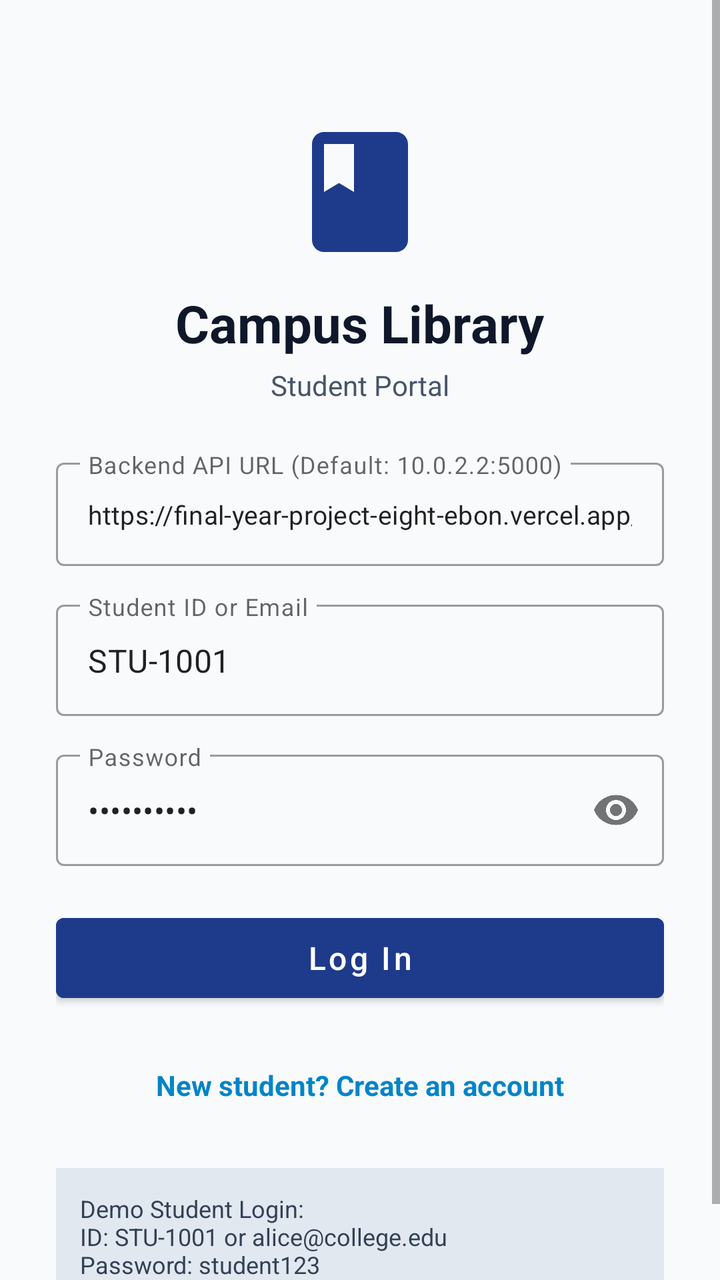
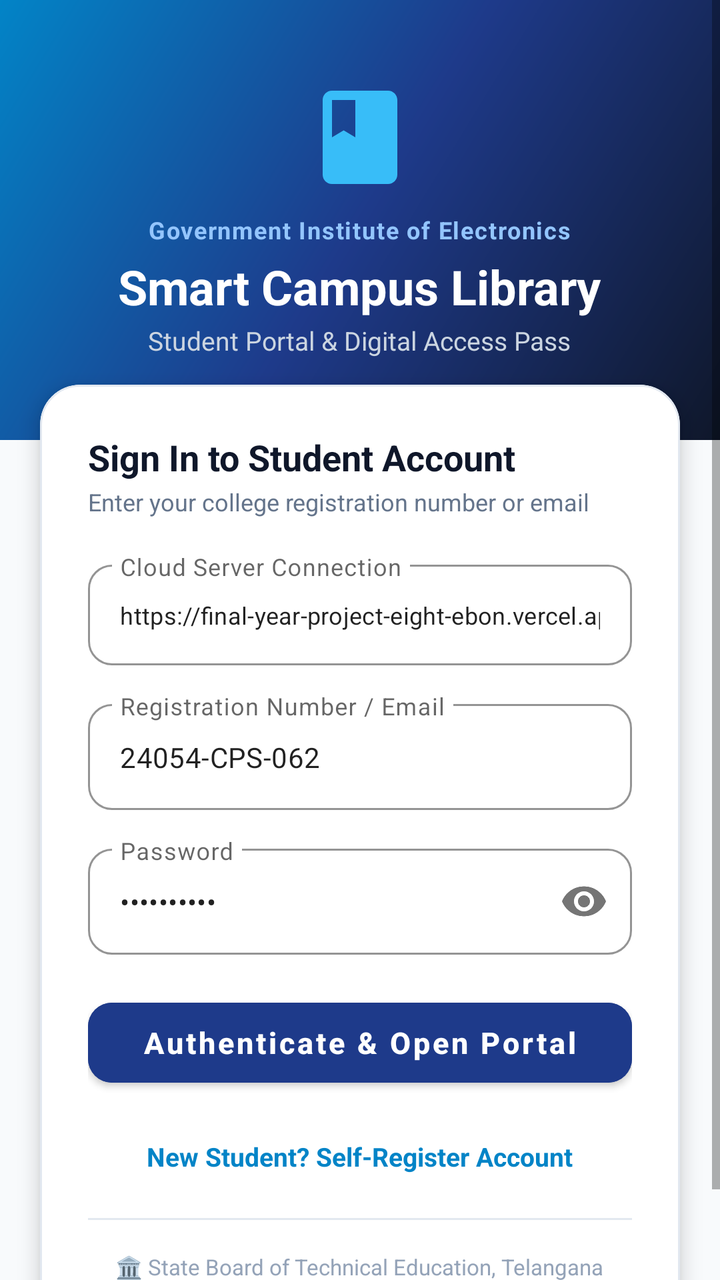

Two renders of the same Android screen: before a commit and after it. Below are the layout's source before the change and the commit's diff.
<!-- AndroidManifest.xml: application theme Theme.StudentLibraryApp -->
<!-- res/layout/activity_login.xml -->
<?xml version="1.0" encoding="utf-8"?>
<ScrollView xmlns:android="http://schemas.android.com/apk/res/android"
    xmlns:app="http://schemas.android.com/apk/res-auto"
    android:layout_width="match_parent"
    android:layout_height="match_parent"
    android:fillViewport="true"
    android:background="@color/gray_50">

    <LinearLayout
        android:layout_width="match_parent"
        android:layout_height="wrap_content"
        android:orientation="vertical"
        android:padding="28dp"
        android:gravity="center_horizontal">

        <ImageView
            android:layout_width="72dp"
            android:layout_height="72dp"
            android:layout_marginTop="32dp"
            android:src="@drawable/ic_book"
            app:tint="@color/primary"
            android:contentDescription="@string/app_name" />

        <TextView
            android:layout_width="wrap_content"
            android:layout_height="wrap_content"
            android:layout_marginTop="12dp"
            android:text="@string/app_name"
            android:textColor="@color/gray_900"
            android:textSize="26sp"
            android:textStyle="bold" />

        <TextView
            android:layout_width="wrap_content"
            android:layout_height="wrap_content"
            android:layout_marginTop="4dp"
            android:text="@string/student_portal"
            android:textColor="@color/gray_600"
            android:textSize="14sp" />

        
        <com.google.android.material.textfield.TextInputLayout
            android:id="@+id/tilServerUrl"
            style="@style/Widget.MaterialComponents.TextInputLayout.OutlinedBox"
            android:layout_width="match_parent"
            android:layout_height="wrap_content"
            android:layout_marginTop="24dp"
            android:hint="Backend API URL (Default: 10.0.2.2:5000)">

            <com.google.android.material.textfield.TextInputEditText
                android:id="@+id/etServerUrl"
                android:layout_width="match_parent"
                android:layout_height="wrap_content"
                android:text="https://final-year-project-eight-ebon.vercel.app/"
                android:textSize="13sp"
                android:inputType="textUri" />
        </com.google.android.material.textfield.TextInputLayout>

        <com.google.android.material.textfield.TextInputLayout
            android:id="@+id/tilIdentifier"
            style="@style/Widget.MaterialComponents.TextInputLayout.OutlinedBox"
            android:layout_width="match_parent"
            android:layout_height="wrap_content"
            android:layout_marginTop="14dp"
            android:hint="@string/email_or_student_id">

            <com.google.android.material.textfield.TextInputEditText
                android:id="@+id/etIdentifier"
                android:layout_width="match_parent"
                android:layout_height="wrap_content"
                android:text="STU-1001"
                android:inputType="textEmailAddress" />
        </com.google.android.material.textfield.TextInputLayout>

        <com.google.android.material.textfield.TextInputLayout
            android:id="@+id/tilPassword"
            style="@style/Widget.MaterialComponents.TextInputLayout.OutlinedBox"
            android:layout_width="match_parent"
            android:layout_height="wrap_content"
            android:layout_marginTop="14dp"
            android:hint="@string/password"
            app:passwordToggleEnabled="true">

            <com.google.android.material.textfield.TextInputEditText
                android:id="@+id/etPassword"
                android:layout_width="match_parent"
                android:layout_height="wrap_content"
                android:text="student123"
                android:inputType="textPassword" />
        </com.google.android.material.textfield.TextInputLayout>

        <ProgressBar
            android:id="@+id/progressBar"
            android:layout_width="wrap_content"
            android:layout_height="wrap_content"
            android:layout_marginTop="18dp"
            android:visibility="gone" />

        <Button
            android:id="@+id/btnLogin"
            android:layout_width="match_parent"
            android:layout_height="52dp"
            android:layout_marginTop="20dp"
            android:text="@string/login"
            android:textAllCaps="false"
            android:textSize="16sp"
            android:backgroundTint="@color/primary" />

        <TextView
            android:id="@+id/tvRegisterPrompt"
            android:layout_width="wrap_content"
            android:layout_height="wrap_content"
            android:layout_marginTop="20dp"
            android:text="New student? Create an account"
            android:textColor="@color/secondary"
            android:textStyle="bold"
            android:padding="8dp" />

        
        <TextView
            android:layout_width="match_parent"
            android:layout_height="wrap_content"
            android:layout_marginTop="24dp"
            android:background="@color/gray_200"
            android:padding="12dp"
            android:text="Demo Student Login:\nID: STU-1001 or alice@college.edu\nPassword: student123"
            android:textColor="@color/gray_700"
            android:textSize="12sp" />

    </LinearLayout>
</ScrollView>
<!-- resources referenced by this layout -->
<resources>
  <color name="gray_200">#E2E8F0</color>
  <color name="gray_50">#F8FAFC</color>
  <color name="gray_600">#475569</color>
  <color name="gray_700">#334155</color>
  <color name="gray_900">#0F172A</color>
  <color name="primary">#1E3A8A</color>
  <color name="secondary">#0284C7</color>
  <!-- drawable ic_book (drawable) -->
  <vector xmlns:android="http://schemas.android.com/apk/res/android"
      android:width="24dp"
      android:height="24dp"
      android:viewportWidth="24"
      android:viewportHeight="24">
    <path
        android:fillColor="@color/primary"
        android:pathData="M18,2H6c-1.1,0 -2,0.9 -2,2v16c0,1.1 0.9,2 2,2h12c1.1,0 2,-0.9 2,-2V4c0,-1.1 -0.9,-2 -2,-2zM6,4h5v8l-2.5,-1.5L6,12V4z"/>
  </vector>
  <string name="app_name">Campus Library</string>
  <string name="email_or_student_id">Student ID or Email</string>
  <string name="login">Log In</string>
  <string name="password">Password</string>
  <string name="student_portal">Student Portal</string>
  <style name="Theme.StudentLibraryApp" parent="Theme.MaterialComponents.DayNight.NoActionBar">
          
          <item name="colorPrimary">@color/primary</item>
          <item name="colorPrimaryVariant">@color/primary_dark</item>
          <item name="colorOnPrimary">@color/white</item>
          
          <item name="colorSecondary">@color/secondary</item>
          <item name="colorSecondaryVariant">@color/secondary</item>
          <item name="colorOnSecondary">@color/white</item>
          
          <item name="android:statusBarColor">@color/primary_dark</item>
          <item name="android:windowBackground">@color/gray_50</item>
      </style>
  <color name="primary_dark">#172554</color>
  <color name="white">#FFFFFF</color>
</resources>

<!-- the commit's change to res/layout/activity_login.xml (unified diff, before → after) -->
@@ -4,128 +4,220 @@
     android:layout_width="match_parent"
     android:layout_height="match_parent"
     android:fillViewport="true"
-    android:background="@color/gray_50">
+    android:background="#F8FAFC">
 
     <LinearLayout
         android:layout_width="match_parent"
         android:layout_height="wrap_content"
-        android:orientation="vertical"
-        android:padding="28dp"
-        android:gravity="center_horizontal">
-
-        <ImageView
-            android:layout_width="72dp"
-            android:layout_height="72dp"
-            android:layout_marginTop="32dp"
-            android:src="@drawable/ic_book"
-            app:tint="@color/primary"
-            android:contentDescription="@string/app_name" />
-
-        <TextView
-            android:layout_width="wrap_content"
-            android:layout_height="wrap_content"
-            android:layout_marginTop="12dp"
-            android:text="@string/app_name"
-            android:textColor="@color/gray_900"
-            android:textSize="26sp"
-            android:textStyle="bold" />
-
-        <TextView
-            android:layout_width="wrap_content"
-            android:layout_height="wrap_content"
-            android:layout_marginTop="4dp"
-            android:text="@string/student_portal"
-            android:textColor="@color/gray_600"
-            android:textSize="14sp" />
+        android:orientation="vertical">
 
         
-        <com.google.android.material.textfield.TextInputLayout
-            android:id="@+id/tilServerUrl"
-            style="@style/Widget.MaterialComponents.TextInputLayout.OutlinedBox"
+        <LinearLayout
+            android:layout_width="match_parent"
+            android:layout_height="220dp"
+            android:background="@drawable/bg_header_gradient"
+            android:orientation="vertical"
+            android:gravity="center"
+            android:paddingHorizontal="24dp">
+
+            <ImageView
+                android:layout_width="56dp"
+                android:layout_height="56dp"
+                android:src="@drawable/ic_book"
+                app:tint="#38BDF8"
+                android:contentDescription="@string/app_name" />
+
+            <TextView
+                android:layout_width="wrap_content"
+                android:layout_height="wrap_content"
+                android:layout_marginTop="10dp"
+                android:text="Government Institute of Electronics"
+                android:textColor="#93C5FD"
+                android:textSize="12sp"
+                android:letterSpacing="0.05"
+                android:textStyle="bold" />
+
+            <TextView
+                android:layout_width="wrap_content"
+                android:layout_height="wrap_content"
+                android:layout_marginTop="4dp"
+                android:text="Smart Campus Library"
+                android:textColor="#FFFFFF"
+                android:textSize="24sp"
+                android:textStyle="bold" />
+
+            <TextView
+                android:layout_width="wrap_content"
+                android:layout_height="wrap_content"
+                android:layout_marginTop="2dp"
+                android:text="Student Portal &amp; Digital Access Pass"
+                android:textColor="#CBD5E1"
+                android:textSize="13sp" />
+        </LinearLayout>
+
+        
+        <com.google.android.material.card.MaterialCardView
             android:layout_width="match_parent"
             android:layout_height="wrap_content"
-            android:layout_marginTop="24dp"
-            android:hint="Backend API URL (Default: 10.0.2.2:5000)">
-
-            <com.google.android.material.textfield.TextInputEditText
-                android:id="@+id/etServerUrl"
+            android:layout_marginHorizontal="20dp"
+            android:layout_marginTop="-28dp"
+            android:layout_marginBottom="24dp"
+            app:cardCornerRadius="20dp"
+            app:cardElevation="6dp"
+            app:strokeWidth="1dp"
+            app:strokeColor="#E2E8F0"
+            app:cardBackgroundColor="#FFFFFF">
+
+            <LinearLayout
                 android:layout_width="match_parent"
                 android:layout_height="wrap_content"
-                android:text="https://final-year-project-eight-ebon.vercel.app/"
-                android:textSize="13sp"
-                android:inputType="textUri" />
-        </com.google.android.material.textfield.TextInputLayout>
-
-        <com.google.android.material.textfield.TextInputLayout
-            android:id="@+id/tilIdentifier"
-            style="@style/Widget.MaterialComponents.TextInputLayout.OutlinedBox"
-            android:layout_width="match_parent"
-            android:layout_height="wrap_content"
-            android:layout_marginTop="14dp"
-            android:hint="@string/email_or_student_id">
-
-            <com.google.android.material.textfield.TextInputEditText
-                android:id="@+id/etIdentifier"
-                android:layout_width="match_parent"
-                android:layout_height="wrap_content"
-                android:text="STU-1001"
-                android:inputType="textEmailAddress" />
-        </com.google.android.material.textfield.TextInputLayout>
-
-        <com.google.android.material.textfield.TextInputLayout
-            android:id="@+id/tilPassword"
-            style="@style/Widget.MaterialComponents.TextInputLayout.OutlinedBox"
-            android:layout_width="match_parent"
-            android:layout_height="wrap_content"
-            android:layout_marginTop="14dp"
-            android:hint="@string/password"
-            app:passwordToggleEnabled="true">
-
-            <com.google.android.material.textfield.TextInputEditText
-                android:id="@+id/etPassword"
-                android:layout_width="match_parent"
-                android:layout_height="wrap_content"
-                android:text="student123"
-                android:inputType="textPassword" />
-        </com.google.android.material.textfield.TextInputLayout>
-
-        <ProgressBar
-            android:id="@+id/progressBar"
-            android:layout_width="wrap_content"
-            android:layout_height="wrap_content"
-            android:layout_marginTop="18dp"
-            android:visibility="gone" />
-
-        <Button
-            android:id="@+id/btnLogin"
-            android:layout_width="match_parent"
-            android:layout_height="52dp"
-            android:layout_marginTop="20dp"
-            android:text="@string/login"
-            android:textAllCaps="false"
-            android:textSize="16sp"
-            android:backgroundTint="@color/primary" />
-
-        <TextView
-            android:id="@+id/tvRegisterPrompt"
-            android:layout_width="wrap_content"
-            android:layout_height="wrap_content"
-            android:layout_marginTop="20dp"
-            android:text="New student? Create an account"
-            android:textColor="@color/secondary"
-            android:textStyle="bold"
-            android:padding="8dp" />
-
-        
-        <TextView
-            android:layout_width="match_parent"
-            android:layout_height="wrap_content"
-            android:layout_marginTop="24dp"
-            android:background="@color/gray_200"
-            android:padding="12dp"
-            android:text="Demo Student Login:\nID: STU-1001 or alice@college.edu\nPassword: student123"
-            android:textColor="@color/gray_700"
-            android:textSize="12sp" />
+                android:orientation="vertical"
+                android:padding="24dp">
+
+                <TextView
+                    android:layout_width="wrap_content"
+                    android:layout_height="wrap_content"
+                    android:text="Sign In to Student Account"
+                    android:textColor="#0F172A"
+                    android:textSize="18sp"
+                    android:textStyle="bold" />
+
+                <TextView
+                    android:layout_width="wrap_content"
+                    android:layout_height="wrap_content"
+                    android:layout_marginTop="2dp"
+                    android:text="Enter your college registration number or email"
+                    android:textColor="#64748B"
+                    android:textSize="12sp" />
+
+                
+                <com.google.android.material.textfield.TextInputLayout
+                    android:id="@+id/tilServerUrl"
+                    style="@style/Widget.MaterialComponents.TextInputLayout.OutlinedBox"
+                    android:layout_width="match_parent"
+                    android:layout_height="wrap_content"
+                    android:layout_marginTop="18dp"
+                    app:boxCornerRadiusTopStart="12dp"
+                    app:boxCornerRadiusTopEnd="12dp"
+                    app:boxCornerRadiusBottomStart="12dp"
+                    app:boxCornerRadiusBottomEnd="12dp"
+                    app:boxStrokeColor="@color/primary"
+                    android:hint="Cloud Server Connection">
+
+                    <com.google.android.material.textfield.TextInputEditText
+                        android:id="@+id/etServerUrl"
+                        android:layout_width="match_parent"
+                        android:layout_height="wrap_content"
+                        android:text="https://final-year-project-eight-ebon.vercel.app/"
+                        android:textSize="12sp"
+                        android:inputType="textUri" />
+                </com.google.android.material.textfield.TextInputLayout>
+
+                
+                <com.google.android.material.textfield.TextInputLayout
+                    android:id="@+id/tilIdentifier"
+                    style="@style/Widget.MaterialComponents.TextInputLayout.OutlinedBox"
+                    android:layout_width="match_parent"
+                    android:layout_height="wrap_content"
+                    android:layout_marginTop="14dp"
+                    app:boxCornerRadiusTopStart="12dp"
+                    app:boxCornerRadiusTopEnd="12dp"
+                    app:boxCornerRadiusBottomStart="12dp"
+                    app:boxCornerRadiusBottomEnd="12dp"
+                    app:boxStrokeColor="@color/primary"
+                    android:hint="Registration Number / Email">
+
+                    <com.google.android.material.textfield.TextInputEditText
+                        android:id="@+id/etIdentifier"
+                        android:layout_width="match_parent"
+                        android:layout_height="wrap_content"
+                        android:text="24054-CPS-062"
+                        android:textSize="14sp"
+                        android:inputType="textEmailAddress" />
+                </com.google.android.material.textfield.TextInputLayout>
+
+                
+                <com.google.android.material.textfield.TextInputLayout
+                    android:id="@+id/tilPassword"
+                    style="@style/Widget.MaterialComponents.TextInputLayout.OutlinedBox"
+                    android:layout_width="match_parent"
+                    android:layout_height="wrap_content"
+                    android:layout_marginTop="14dp"
+                    app:boxCornerRadiusTopStart="12dp"
+                    app:boxCornerRadiusTopEnd="12dp"
+                    app:boxCornerRadiusBottomStart="12dp"
+                    app:boxCornerRadiusBottomEnd="12dp"
+                    app:boxStrokeColor="@color/primary"
+                    android:hint="@string/password"
+                    app:passwordToggleEnabled="true">
+
+                    <com.google.android.material.textfield.TextInputEditText
+                        android:id="@+id/etPassword"
+                        android:layout_width="match_parent"
+                        android:layout_height="wrap_content"
+                        android:text="student123"
+                        android:textSize="14sp"
+                        android:inputType="textPassword" />
+                </com.google.android.material.textfield.TextInputLayout>
+
+                
+                <ProgressBar
+                    android:id="@+id/progressBar"
+                    android:layout_width="wrap_content"
+                    android:layout_height="wrap_content"
+                    android:layout_gravity="center_horizontal"
+                    android:layout_marginTop="14dp"
+                    android:visibility="gone" />
+
+                
+                <Button
+                    android:id="@+id/btnLogin"
+                    android:layout_width="match_parent"
+                    android:layout_height="52dp"
+                    android:layout_marginTop="18dp"
+                    android:text="Authenticate &amp; Open Portal"
+                    android:textAllCaps="false"
+                    android:textSize="15sp"
+                    android:textStyle="bold"
+                    app:cornerRadius="12dp"
+                    android:backgroundTint="@color/primary" />
+
+                
+                <TextView
+                    android:id="@+id/tvRegisterPrompt"
+                    android:layout_width="wrap_content"
+                    android:layout_height="wrap_content"
+                    android:layout_gravity="center_horizontal"
+                    android:layout_marginTop="16dp"
+                    android:text="New Student? Self-Register Account"
+                    android:textColor="@color/secondary"
+                    android:textSize="13sp"
+                    android:textStyle="bold"
+                    android:padding="6dp" />
+
+                <View
+                    android:layout_width="match_parent"
+                    android:layout_height="1dp"
+                    android:layout_marginVertical="16dp"
+                    android:background="#E2E8F0" />
+
+                
+                <LinearLayout
+                    android:layout_width="match_parent"
+                    android:layout_height="wrap_content"
+                    android:orientation="horizontal"
+                    android:gravity="center">
+
+                    <TextView
+                        android:layout_width="wrap_content"
+                        android:layout_height="wrap_content"
+                        android:text="🏛️ State Board of Technical Education, Telangana"
+                        android:textColor="#94A3B8"
+                        android:textSize="11sp" />
+                </LinearLayout>
+
+            </LinearLayout>
+        </com.google.android.material.card.MaterialCardView>
 
     </LinearLayout>
 </ScrollView>
<!-- resource entries referenced after the edit -->
@@ -1,12 +1,18 @@
 <!-- resources referenced by this layout -->
 <resources>
-  <color name="gray_200">#E2E8F0</color>
   <color name="gray_50">#F8FAFC</color>
-  <color name="gray_600">#475569</color>
-  <color name="gray_700">#334155</color>
-  <color name="gray_900">#0F172A</color>
   <color name="primary">#1E3A8A</color>
   <color name="secondary">#0284C7</color>
+  <!-- drawable bg_header_gradient (drawable) -->
+  <?xml version="1.0" encoding="utf-8"?>
+  <shape xmlns:android="http://schemas.android.com/apk/res/android">
+      <gradient
+          android:angle="135"
+          android:startColor="#0F172A"
+          android:centerColor="#1E3A8A"
+          android:endColor="#0284C7"
+          android:type="linear" />
+  </shape>
   <!-- drawable ic_book (drawable) -->
   <vector xmlns:android="http://schemas.android.com/apk/res/android"
       android:width="24dp"
@@ -18,10 +24,7 @@
         android:pathData="M18,2H6c-1.1,0 -2,0.9 -2,2v16c0,1.1 0.9,2 2,2h12c1.1,0 2,-0.9 2,-2V4c0,-1.1 -0.9,-2 -2,-2zM6,4h5v8l-2.5,-1.5L6,12V4z"/>
   </vector>
   <string name="app_name">Campus Library</string>
-  <string name="email_or_student_id">Student ID or Email</string>
-  <string name="login">Log In</string>
   <string name="password">Password</string>
-  <string name="student_portal">Student Portal</string>
   <style name="Theme.StudentLibraryApp" parent="Theme.MaterialComponents.DayNight.NoActionBar">
           
           <item name="colorPrimary">@color/primary</item>
